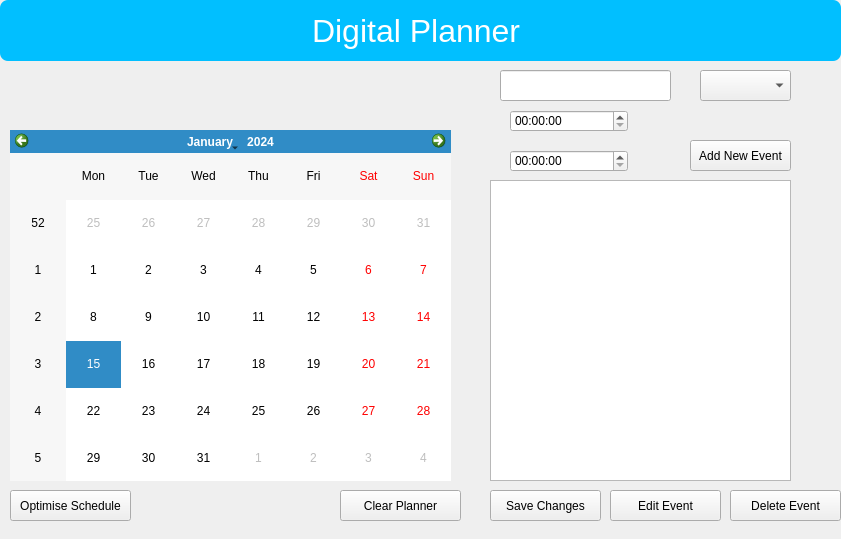
Above: main.ui from RoryM18/Honours-Project-Genetic-Algorithm-Planner before the change. Below: the same form after it.
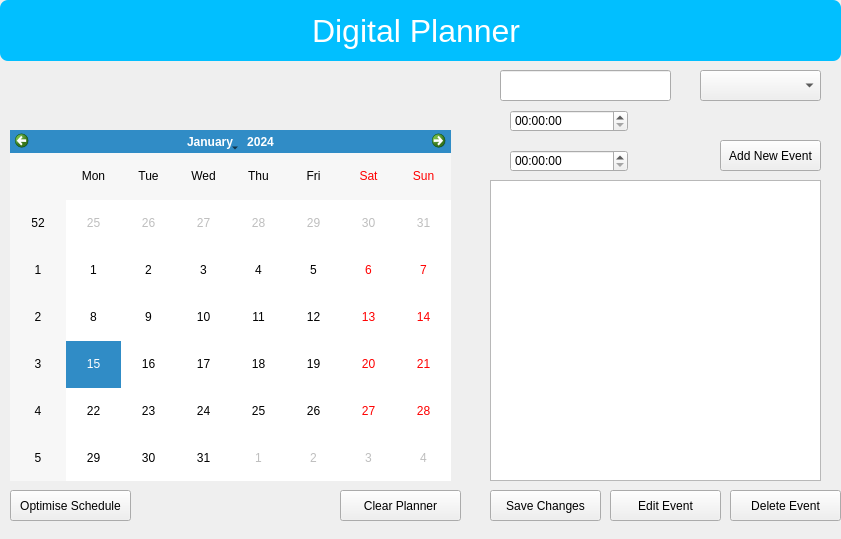
That is the form after the change.

Patch:
```diff
--- a/main.ui
+++ b/main.ui
@@ -28,7 +28,7 @@
     <rect>
      <x>490</x>
      <y>180</y>
-     <width>301</width>
+     <width>331</width>
      <height>301</height>
     </rect>
    </property>
@@ -49,7 +49,7 @@
   <widget class="QPushButton" name="addButton">
    <property name="geometry">
     <rect>
-     <x>690</x>
+     <x>720</x>
      <y>140</y>
      <width>101</width>
      <height>31</height>
@@ -142,7 +142,7 @@
     <rect>
      <x>700</x>
      <y>70</y>
-     <width>91</width>
+     <width>121</width>
      <height>31</height>
     </rect>
    </property>
```
